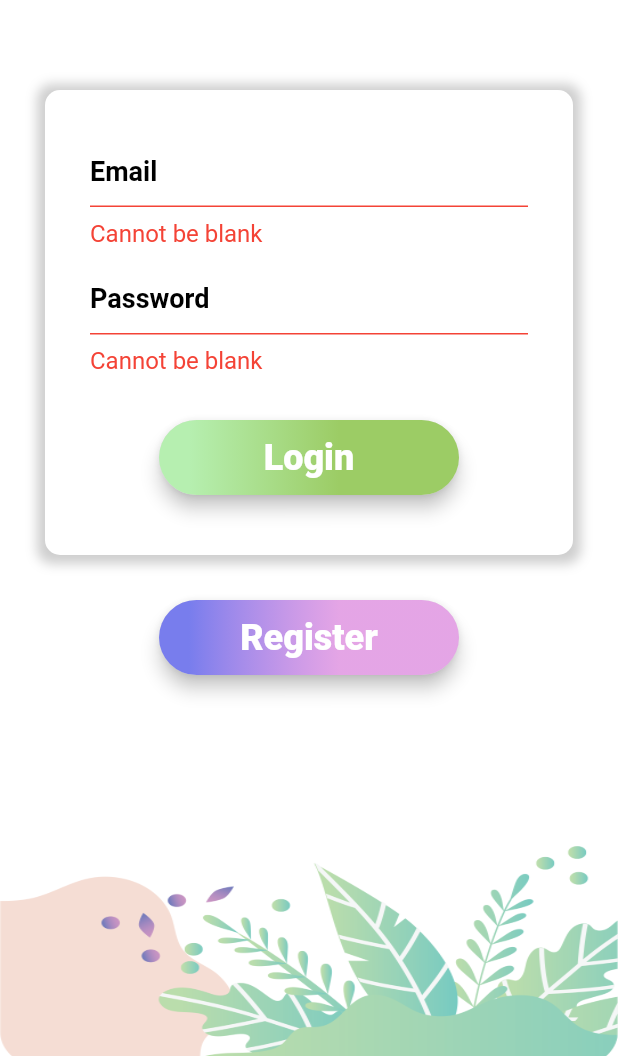
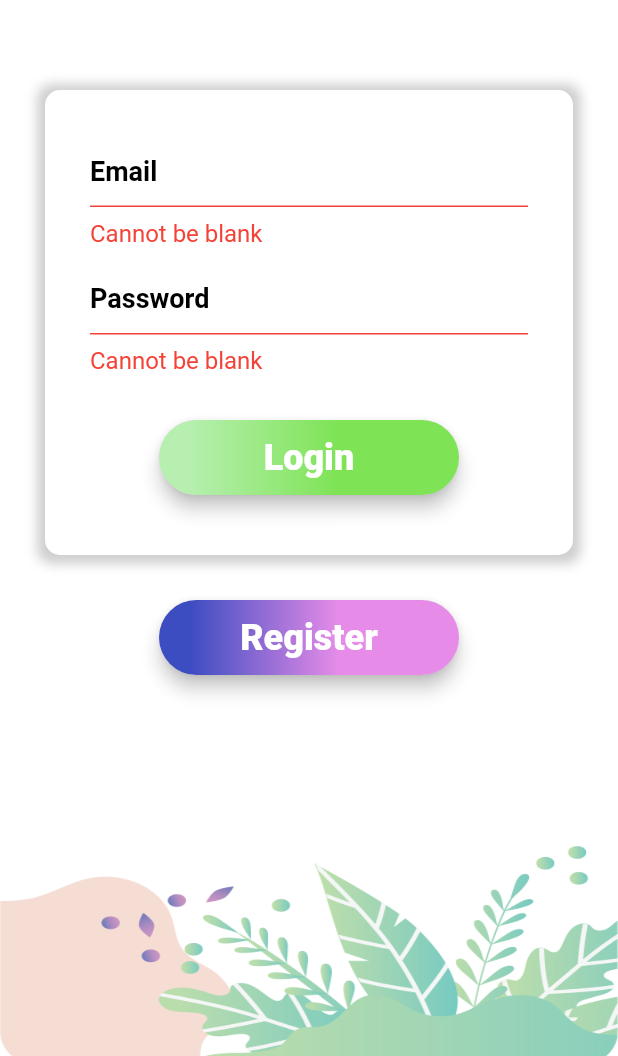
Before and after one commit to Sarthak261995/LincusMaternityFlutter, a Flutter app: the screen it shows after launch, after a tap on "Login", on a phone screen of 412 x 824 dp, the part 180-1236 px from its top. Run offline on Flutter 3.47's test engine with Material 2 defaults, Android fonts, the light colour scheme and no system bars; our stand-ins replace flutter_mobx, get_it, mobx, progress_dialog, shared_preferences, validators; generated files the repository leaves out were written again; project files that could hold a hidden picture were left out.

Commit message:
login flow

```diff
--- a/lib/main.dart
+++ b/lib/main.dart
@@ -3,24 +3,30 @@ import 'package:flutter/services.dart';
 import 'package:lincus_maternity/services/service_locator.dart';
 import 'package:lincus_maternity/stores/locator.dart';
 import 'package:lincus_maternity/ui/pages/authentication/loginpage.dart';
+import 'package:lincus_maternity/ui/pages/home_page.dart';
 import 'package:lincus_maternity/ui/themes/styles.dart';
 import 'package:shared_preferences/shared_preferences.dart';
 
-  Future<void> main() async{
+Future<void> main() async {
   WidgetsFlutterBinding.ensureInitialized();
   var sharedPreferences = await SharedPreferences.getInstance();
   SystemChrome.setSystemUIOverlayStyle(SystemUiOverlayStyle(
       statusBarColor: Colors.transparent,
       statusBarBrightness: Brightness.dark,
-      statusBarIconBrightness: Brightness.dark// transparent status bar
+      statusBarIconBrightness: Brightness.dark // transparent status bar
       ));
   setupServiceLocator(sharedPreferences);
-    Widget _defaultHome = new LoginPage();
+  Widget _defaultHome = new LoginPage(
+    title: 'LoginPage',
+  );
 
   // Get result of the login function.
   bool _result = AppLocator.preferences_service.isUserLoggedIn;
   if (_result) {
-      _defaultHome = new LoginPage();
+    await AppLocator.current_user.LoadUserData();
+    _defaultHome = new HomePage(
+      title: 'LoginPage',
+    );
   }
   runApp(App(_defaultHome));
 }
--- /dev/null
+++ b/lib/models/current_user.dart
@@ -0,0 +1,26 @@
+import 'package:lincus_maternity/models/User/basic_info.dart';
+import 'package:lincus_maternity/models/authentication/access_token.dart';
+import 'package:lincus_maternity/services/preferences_service.dart';
+
+class CurrentUser {
+  String username;
+  String password;
+  PreferencesService preferencesService;
+  AccessToken accessToken;
+  UserBasicInfo userBasicInfo;
+  CurrentUser(this.preferencesService);
+
+  Future<void> LoadUserData() async {
+    username = preferencesService.userName;
+    password = preferencesService.password;
+    accessToken = await preferencesService.getAccessToken();
+    userBasicInfo = await preferencesService.getUserBasicDetails();
+  }
+
+  Future<void> LoadUserOnlyData() async {
+    username = preferencesService.userName;
+    password = preferencesService.password;
+    //accessToken = await preferencesService.getAccessToken();
+    userBasicInfo = await preferencesService.getUserBasicDetails();
+  }
+}
--- a/lib/services/service_locator.dart
+++ b/lib/services/service_locator.dart
@@ -1,4 +1,5 @@
 import 'package:get_it/get_it.dart';
+import 'package:lincus_maternity/models/current_user.dart';
 import 'package:lincus_maternity/services/preferences_service.dart';
 import 'package:lincus_maternity/stores/authentication/login_store.dart';
 import 'package:lincus_maternity/stores/settings_store.dart';
@@ -11,9 +12,12 @@ GetIt serviceLocator = GetIt.instance;
 void setupServiceLocator(SharedPreferences sharedPreferences) {
   // services
   serviceLocator.registerLazySingleton<ApiService>(() => ApiService());
-  serviceLocator.registerLazySingleton<PreferencesService>(() => PreferencesService(sharedPreferences));
-  serviceLocator.registerLazySingleton<SettingsStore>(() => SettingsStore(serviceLocator<PreferencesService>()));
-
+  serviceLocator.registerLazySingleton<PreferencesService>(
+      () => PreferencesService(sharedPreferences));
+  serviceLocator.registerLazySingleton<SettingsStore>(
+      () => SettingsStore(serviceLocator<PreferencesService>()));
+  serviceLocator.registerLazySingleton<CurrentUser>(
+      () => CurrentUser(serviceLocator<PreferencesService>()));
   // You can replace the actual services above with fake implementations during development.
   //
   // serviceLocator.registerLazySingleton<WebApi>(() => FakeWebApi());
@@ -21,6 +25,8 @@ void setupServiceLocator(SharedPreferences sharedPreferences) {
   // serviceLocator.registerLazySingleton<CurrencyService>(() => CurrencyServiceFake());
 
   // view models
-  serviceLocator.registerFactory<LoginStore>(() => LoginStore(preferencesService:serviceLocator<PreferencesService>(), apiService:serviceLocator<ApiService>() ));
+  serviceLocator.registerFactory<LoginStore>(() => LoginStore(
+      preferencesService: serviceLocator<PreferencesService>(),
+      apiService: serviceLocator<ApiService>()));
   //serviceLocator.registerFactory<ChooseFavoritesViewModel>(() => ChooseFavoritesViewModel());
 }
--- a/lib/stores/locator.dart
+++ b/lib/stores/locator.dart
@@ -1,10 +1,16 @@
+import 'package:lincus_maternity/models/current_user.dart';
 import 'package:lincus_maternity/services/https_service.dart';
-import 'package:lincus_maternity/services/preferences_service.dart';
 import 'package:lincus_maternity/services/preferences_service.dart';
 import 'package:lincus_maternity/services/service_locator.dart';
 import 'package:lincus_maternity/stores/authentication/login_store.dart';
 
 class AppLocator {
-  static LoginStore get login_store => serviceLocator<LoginStore>() ?? LoginStore(preferencesService:serviceLocator<PreferencesService>(), apiService:serviceLocator<ApiService>());
-  static PreferencesService get preferences_service => serviceLocator<PreferencesService>();
+  static LoginStore get login_store =>
+      serviceLocator<LoginStore>() ??
+      LoginStore(
+          preferencesService: serviceLocator<PreferencesService>(),
+          apiService: serviceLocator<ApiService>());
+  static PreferencesService get preferences_service =>
+      serviceLocator<PreferencesService>();
+  static CurrentUser get current_user => serviceLocator<CurrentUser>();
 }
--- a/lib/ui/pages/authentication/loginpage.dart
+++ b/lib/ui/pages/authentication/loginpage.dart
@@ -1,10 +1,9 @@
 import 'package:flutter/material.dart';
 import 'package:flutter_mobx/flutter_mobx.dart';
-import 'package:flutter_svg/svg.dart';
 import 'package:lincus_maternity/services/loader_service.dart';
-import 'package:lincus_maternity/services/service_locator.dart';
 import 'package:lincus_maternity/stores/authentication/login_store.dart';
 import 'package:lincus_maternity/stores/locator.dart';
+import 'package:lincus_maternity/ui/pages/home_page.dart';
 import 'package:lincus_maternity/ui/themes/styles.dart';
 import 'package:mobx/mobx.dart';
 import '../base_page.dart';
@@ -136,10 +135,20 @@ class _LoginPageState extends BasePageState<LoginPage> {
         onPressed: () async {
           FocusScope.of(context).unfocus();
           model.validateAll();
-          if(model.canLogin) {
-              LoaderService.instance.ShowLoader();
-              bool result = await model.try_login();
-              LoaderService.instance.HideLoader();
+          if (model.canLogin) {
+            await LoaderService.instance.ShowLoader(message: "Authenticating");
+            bool result = await model.try_login();
+            if (result) {
+              await LoaderService.instance.HideLoader();
+              await Navigator.pushReplacement(
+                  context,
+                  MaterialPageRoute(
+                      builder: (BuildContext context) =>
+                          HomePage(title: "HomePage")));
+            } else {
+              await LoaderService.instance.HideLoader();
+              AppLocator.preferences_service.deleteAccessToken();
+            }
           }
         },
         shape:
@@ -148,7 +157,7 @@ class _LoginPageState extends BasePageState<LoginPage> {
         child: Ink(
           decoration: BoxDecoration(
               gradient: LinearGradient(
-                  colors: [Color(0XFFB6EFB0), Colors.lightGreen[400]],
+                  colors: [appGreenColor, appLightGreenColor],
                   begin: Alignment.centerLeft,
                   end: Alignment.centerRight,
                   stops: [0.1, 0.6]),
@@ -182,10 +191,7 @@ class _LoginPageState extends BasePageState<LoginPage> {
         child: Ink(
           decoration: BoxDecoration(
               gradient: LinearGradient(
-                  colors: [
-                    Color(0XFF787DED),
-                    Color(0XFFE68CE8).withOpacity(0.7)
-                  ],
+                  colors: [appBlueColor, appPinkColor],
                   begin: Alignment.centerLeft,
                   end: Alignment.centerRight,
                   stops: [0.1, 0.6]),
--- a/lib/ui/themes/styles.dart
+++ b/lib/ui/themes/styles.dart
@@ -112,7 +112,7 @@ final ThemeData appTheme = ThemeData(
     bodyText1: TextStyle(
       color: Colors.white,
       fontSize: fontSizeMedium,
-      fontWeight: FontWeight.w400,
+      fontWeight: FontWeight.w600,
       fontStyle: FontStyle.normal,
     ),
     bodyText2: TextStyle(
@@ -502,19 +502,27 @@ double fontSizeIcon = 54;
 double fontSize64 = 64;
 
 var defaultTextFieldUnderlineBorder = UnderlineInputBorder(
-    borderSide:
-    BorderSide(color: Colors.grey.withOpacity(0.9)));
+    borderSide: BorderSide(color: Colors.grey.withOpacity(0.9)));
 
-var defaultErrorTextFieldUnderlineBorder = UnderlineInputBorder(
-    borderSide:
-    BorderSide(color: Colors.red));
+var defaultErrorTextFieldUnderlineBorder =
+    UnderlineInputBorder(borderSide: BorderSide(color: Colors.red));
 
 var defaultErrorTextStyle = TextStyle(
-    fontSize: fontSizeLarge,
-    color: Colors.red,
-    fontWeight: FontWeight.normal);
+    fontSize: fontSizeLarge, color: Colors.red, fontWeight: FontWeight.normal);
 
 var defaultTextFieldTextStyle = TextStyle(
     fontSize: fontSizeExtraLarge,
     color: Colors.black,
     fontWeight: FontWeight.w600);
+
+Color appBodyTextBlackColor = Color(0XFF231F20);
+Color appBackgroundColor = Color(0XFFF2F2F2);
+Color appBlueColor = Color(0XFF3C4CC1);
+Color appLightSkyBlueColor = Color(0XFF8CCDE9);
+Color appDarkSkyBlueColor = Color(0XFF49A2E0);
+Color appPurpleColor = Color(0XFF7877DED);
+Color appPinkColor = Color(0XFFE68CE8);
+Color appDarkPinkColor = Color(0XFFE34c79);
+Color appGreenColor = Color(0XFFB6EFB0);
+Color appSkyShadeColor3 = Color(0XFF6CC4C7);
+Color appLightGreenColor = Color(0xFF7EE355);
```
Also changed, not shown: lib/models/User/Response/basic_info_response.dart (added, +16 -0 lines), lib/models/User/basic_info.dart (added, +37 -0 lines), lib/models/urls.dart (+4 -3 lines), lib/services/https_service.dart (+48 -37 lines), lib/services/loader_service.dart (+14 -22 lines), lib/services/preferences_service.dart (+47 -5 lines), lib/stores/authentication/login_store.dart (+32 -25 lines), lib/ui/pages/base_page.dart (+4 -4 lines), lib/ui/pages/home_page.dart (added, +160 -0 lines), lib/ui/widgets/hometabs/home_tab_view.dart (added, +47 -0 lines), lib/models/User/Response/basic_info_response.g.dart (added), lib/models/User/basic_info.g.dart (added), 1 other file. Lines whose indentation alone changed are shown as unchanged.
